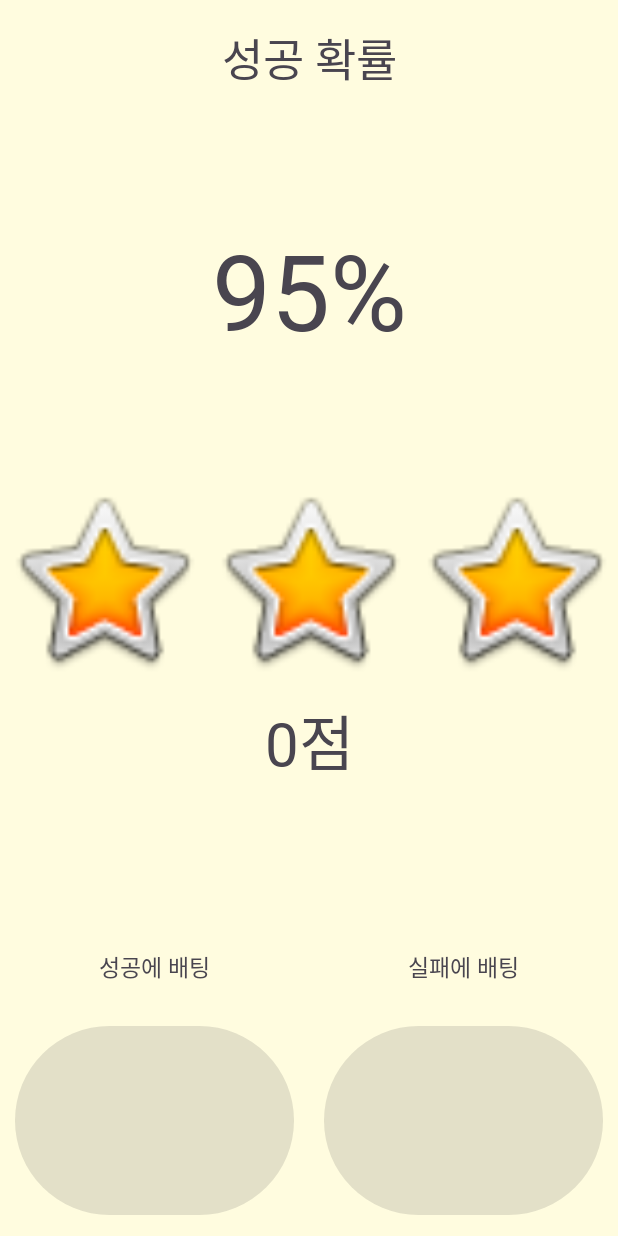
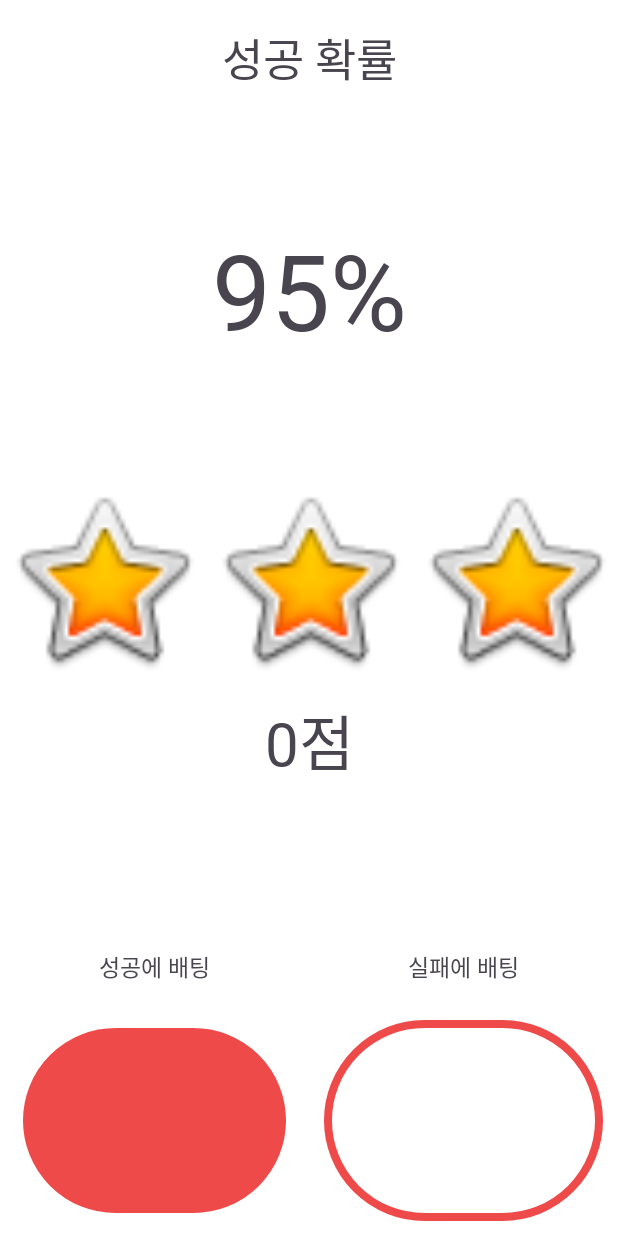
Before and after one commit to Mintaeoi/minigame, an Android app: the Game5Activity screen opened directly, with no data from a screen before it, on a phone screen of 412 x 824 dp. Run offline under Robolectric (Android 15) with nearby library versions, the phone set to English and light mode, and no system bars.

Commit message:
fix : Game4Activity, Game5Activity의 dialog 화면 및 xml 디자인 개발 완료
problem : 현재 Game5Activity 게임 구조를 바꿔야함

```diff
--- a/src/main/java/com/example/minigame/Game2Activity.java
+++ b/src/main/java/com/example/minigame/Game2Activity.java
@@ -44,6 +44,8 @@ public class Game2Activity extends AppCompatActivity {
         //다크모드 방지
         sharedPreferences_game2 = getSharedPreferences("dialog_game2", Context.MODE_PRIVATE);
         int key = sharedPreferences_game2.getInt("key2", 0);
+
+
         Dialog dialog = new Dialog(Game2Activity.this);
         dialog.requestWindowFeature(Window.FEATURE_NO_TITLE);
         dialog.setContentView(R.layout.dialog_game2);
--- a/src/main/java/com/example/minigame/Game5Activity.java
+++ b/src/main/java/com/example/minigame/Game5Activity.java
@@ -5,6 +5,8 @@ import android.content.Context;
 import android.content.Intent;
 import android.content.SharedPreferences;
 import android.content.pm.ActivityInfo;
+import android.graphics.Color;
+import android.graphics.drawable.ColorDrawable;
 import android.os.Bundle;
 import android.os.Handler;
 import android.util.Log;
@@ -62,6 +64,7 @@ public class Game5Activity extends AppCompatActivity {
         dialog.requestWindowFeature(Window.FEATURE_NO_TITLE);
         dialog.setContentView(R.layout.dialog_game5);
         dialog.setCanceledOnTouchOutside(false);
+        dialog.getWindow().setBackgroundDrawable(new ColorDrawable(Color.TRANSPARENT));
         dialog.show();
         dialog.setCancelable(false);
         Button start = (Button)dialog.findViewById(R.id.dialog_game5_button);
@@ -177,6 +180,7 @@ public class Game5Activity extends AppCompatActivity {
         dialog.requestWindowFeature(Window.FEATURE_NO_TITLE);
         dialog.setContentView(R.layout.dialog_game5);
         dialog.setCanceledOnTouchOutside(false);
+        dialog.getWindow().setBackgroundDrawable(new ColorDrawable(Color.TRANSPARENT));
         dialog.show();
         dialog.setCancelable(false);
         TextView dialog_score = dialog.findViewById(R.id.dialog_game5_text2);
--- a/src/main/res/drawable/button_game3_yellow.xml
+++ b/src/main/res/drawable/button_game3_yellow.xml
@@ -6,7 +6,7 @@
                 android:radius="100dp"
                 />
             <solid
-                android:color="#FFF200"
+                android:color="#EFEC4A"
                 />
             <padding
                 android:left="0dp"
@@ -32,7 +32,7 @@
                 android:radius="100dp"
                 />
             <solid
-                android:color="#BDB400"
+                android:color="#D0CE41"
                 />
             <padding
                 android:left="0dp"
--- /dev/null
+++ b/src/main/res/drawable/button_game5_fail.xml
@@ -0,0 +1,54 @@
+<?xml version="1.0" encoding="utf-8"?>
+<selector xmlns:android="http://schemas.android.com/apk/res/android">
+    <item android:state_pressed="false">
+        <shape xmlns:android="http://schemas.android.com/apk/res/android" android:shape="rectangle" >
+            <corners
+                android:radius="100dp"
+                />
+            <solid
+                android:color="#FFFFFF"
+                />
+            <padding
+                android:left="0dp"
+                android:top="0dp"
+                android:right="0dp"
+                android:bottom="0dp"
+                />
+            <size
+                android:width="20dp"
+                android:height="10dp"
+                />
+            <stroke
+                android:width="5dp"
+                android:color="#EF4A4A"
+                />
+        </shape>
+    </item>
+
+
+    <item android:state_pressed="true">
+        <shape xmlns:android="http://schemas.android.com/apk/res/android" android:shape="rectangle" >
+            <corners
+                android:radius="100dp"
+                />
+            <solid
+                android:color="#E4E4E4"
+                />
+            <padding
+                android:left="0dp"
+                android:top="0dp"
+                android:right="0dp"
+                android:bottom="0dp"
+                />
+            <size
+                android:width="20dp"
+                android:height="10dp"
+                />
+            <stroke
+                android:width="5dp"
+                android:color="#D44242"
+                />
+
+        </shape>
+    </item>
+</selector>
--- /dev/null
+++ b/src/main/res/drawable/button_game5_success.xml
@@ -0,0 +1,54 @@
+<?xml version="1.0" encoding="utf-8"?>
+<selector xmlns:android="http://schemas.android.com/apk/res/android">
+    <item android:state_pressed="false">
+        <shape xmlns:android="http://schemas.android.com/apk/res/android" android:shape="rectangle" >
+            <corners
+                android:radius="100dp"
+                />
+            <solid
+                android:color="#EF4A4A"
+                />
+            <padding
+                android:left="0dp"
+                android:top="0dp"
+                android:right="0dp"
+                android:bottom="0dp"
+                />
+            <size
+                android:width="20dp"
+                android:height="10dp"
+                />
+            <stroke
+                android:width="5dp"
+                android:color="#FFFFFF"
+                />
+        </shape>
+    </item>
+
+
+    <item android:state_pressed="true">
+        <shape xmlns:android="http://schemas.android.com/apk/res/android" android:shape="rectangle" >
+            <corners
+                android:radius="100dp"
+                />
+            <solid
+                android:color="#D44242"
+                />
+            <padding
+                android:left="0dp"
+                android:top="0dp"
+                android:right="0dp"
+                android:bottom="0dp"
+                />
+            <size
+                android:width="20dp"
+                android:height="10dp"
+                />
+            <stroke
+                android:width="5dp"
+                android:color="#E6E6E6"
+                />
+
+        </shape>
+    </item>
+</selector>
--- a/src/main/res/layout/activity_game4.xml
+++ b/src/main/res/layout/activity_game4.xml
@@ -7,7 +7,7 @@
         android:layout_width="match_parent"
         android:layout_height="match_parent"
         android:orientation="vertical"
-        android:background="#FFFCDF">
+        android:background="#FFFFFF">
 
         <LinearLayout
             android:layout_width="match_parent"
--- a/src/main/res/layout/activity_game5.xml
+++ b/src/main/res/layout/activity_game5.xml
@@ -4,7 +4,7 @@
     android:layout_width="match_parent"
     android:layout_height="match_parent"
     android:orientation="vertical"
-    android:background="#FFFCDF">
+    android:background="#FFFFFF">
 
     <LinearLayout
         android:layout_width="match_parent"
@@ -149,10 +149,11 @@
                 android:layout_weight="1"
                 android:orientation="vertical">
 
-                <Button
+                <android.widget.Button
                     android:id="@+id/button_game5_success"
                     android:layout_width="match_parent"
                     android:layout_height="match_parent"
+                    android:background="@drawable/button_game5_success"
                     android:text=""
                     android:layout_margin="10sp"/>
             </LinearLayout>
@@ -186,10 +187,11 @@
                 android:layout_weight="1"
                 android:orientation="vertical">
 
-                <Button
+                <android.widget.Button
                     android:id="@+id/button_game5_fail"
                     android:layout_width="match_parent"
                     android:layout_height="match_parent"
+                    android:background="@drawable/button_game5_fail"
                     android:text=""
                     android:layout_margin="10sp"/>
             </LinearLayout>
--- a/src/main/res/layout/activity_main.xml
+++ b/src/main/res/layout/activity_main.xml
@@ -267,7 +267,7 @@
                                 android:text="순간 판단력 PLUS+"
                                 android:textColor="@color/black"
                                 android:textSize="20sp"
-                                android:fontFamily="@font/maruburi_bold"
+                                android:fontFamily="@font/timernum2"
                                 android:textStyle="bold"/>
 
                             <TextView
@@ -323,7 +323,7 @@
                                 android:text="강심장 테스트"
                                 android:textColor="@color/black"
                                 android:textSize="20sp"
-                                android:fontFamily="@font/maruburi_bold"
+                                android:fontFamily="@font/timernum2"
                                 android:textStyle="bold"/>
 
                             <TextView
@@ -379,7 +379,7 @@
                                 android:text="빠른 포착"
                                 android:textColor="@color/black"
                                 android:textSize="20sp"
-                                android:fontFamily="@font/maruburi_bold"
+                                android:fontFamily="@font/timernum2"
                                 android:textStyle="bold"/>
 
                             <TextView
--- a/src/main/res/layout/dialog_game3.xml
+++ b/src/main/res/layout/dialog_game3.xml
@@ -39,7 +39,7 @@
         android:minHeight="50dp"
         android:layout_marginTop="20dp"
         android:fontFamily="@font/timernum2"
-        android:text="10초 동안 글자 일치한 색상 버튼을 눌러\n빠르게 높은 점수를 얻는 게임입니다."
+        android:text="15초 동안 글자 일치한 색상 버튼을 눌러\n빠르게 높은 점수를 얻는 게임입니다."
         android:textColor="#000000"
         android:textSize="15sp" />
     <TextView
```
Also changed, not shown: src/main/java/com/example/minigame/Game3Activity.java (+5 -5 lines), src/main/java/com/example/minigame/Game4Activity.java (+10 -5 lines), src/main/res/layout/dialog_game5.xml (+26 -3 lines).
